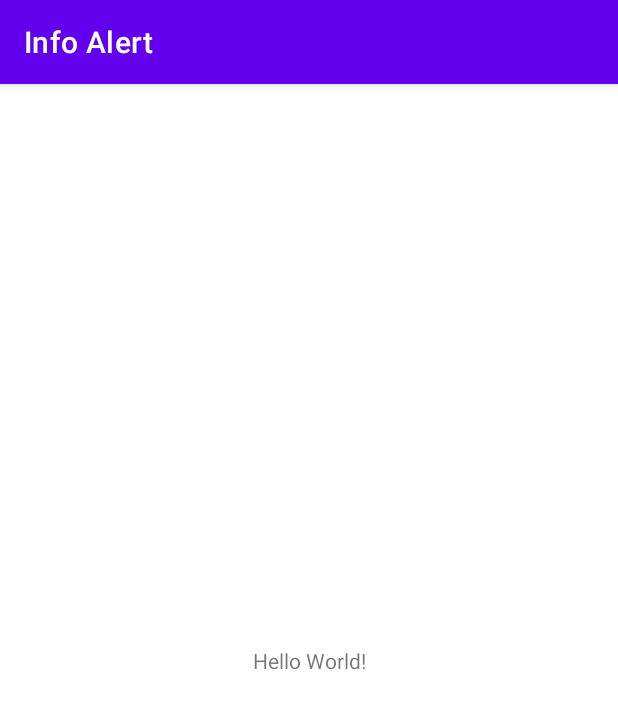
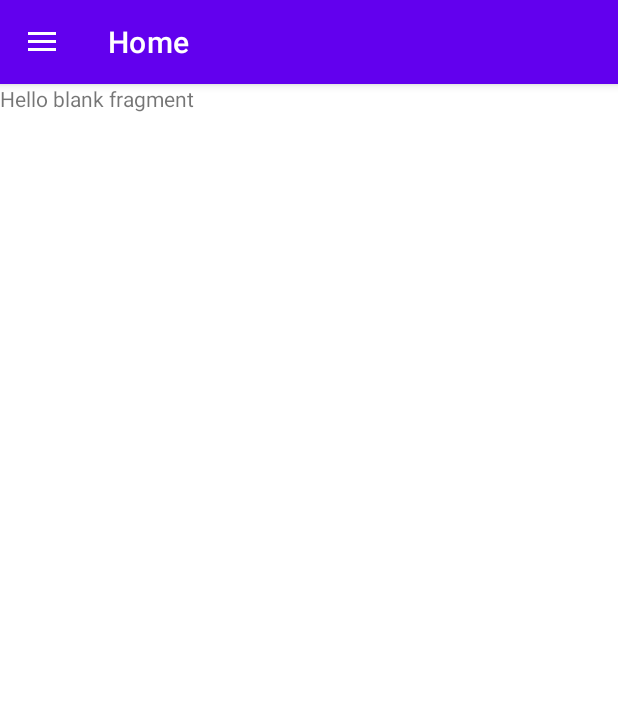
Before and after one commit to nurnobishanto/InfoAlert, an Android app: the MainActivity screen opened directly, with no data from a screen before it, on a phone screen of 412 x 824 dp. Shown: the top 709 px of the screen. Run offline under Robolectric (Android 15) with nearby library versions, the light colour scheme and no system bars.

Commit message:
Main Activity Nav Menu Added

```diff
--- a/app/build.gradle
+++ b/app/build.gradle
@@ -32,6 +32,7 @@ dependencies {
     implementation 'androidx.appcompat:appcompat:1.4.1'
     implementation 'com.google.android.material:material:1.5.0'
     implementation 'androidx.constraintlayout:constraintlayout:2.1.3'
+    implementation 'androidx.legacy:legacy-support-v4:1.0.0'
     testImplementation 'junit:junit:4.+'
     androidTestImplementation 'androidx.test.ext:junit:1.1.3'
     androidTestImplementation 'androidx.test.espresso:espresso-core:3.4.0'
--- a/app/src/main/AndroidManifest.xml
+++ b/app/src/main/AndroidManifest.xml
@@ -21,8 +21,8 @@
         </activity>
         <activity
             android:name=".MainActivity"
-            android:exported="true">
-        </activity>
+            android:exported="true"
+            android:theme="@style/Theme.InfoAlert.NoActionBar"/>
     </application>
 
 </manifest>
--- /dev/null
+++ b/app/src/main/java/com/nurnobishanto/infoalert/Fragment/HomeFragment.java
@@ -0,0 +1,25 @@
+package com.nurnobishanto.infoalert.Fragment;
+
+import android.os.Bundle;
+
+import androidx.fragment.app.Fragment;
+
+import android.view.LayoutInflater;
+import android.view.View;
+import android.view.ViewGroup;
+
+import com.nurnobishanto.infoalert.R;
+
+
+public class HomeFragment extends Fragment {
+
+
+    @Override
+    public View onCreateView(LayoutInflater inflater, ViewGroup container,
+                             Bundle savedInstanceState) {
+        // Inflate the layout for this fragment
+        View view = inflater.inflate(R.layout.fragment_home, container, false);
+
+        return view;
+    }
+}
--- a/app/src/main/java/com/nurnobishanto/infoalert/MainActivity.java
+++ b/app/src/main/java/com/nurnobishanto/infoalert/MainActivity.java
@@ -1,14 +1,80 @@
 package com.nurnobishanto.infoalert;
 
+import androidx.annotation.NonNull;
+import androidx.appcompat.app.ActionBarDrawerToggle;
 import androidx.appcompat.app.AppCompatActivity;
+import androidx.appcompat.widget.Toolbar;
+import androidx.core.view.GravityCompat;
+import androidx.drawerlayout.widget.DrawerLayout;
 
 import android.os.Bundle;
+import android.os.Handler;
+import android.os.Looper;
+import android.view.MenuItem;
+import android.widget.Toast;
+
+import com.google.android.material.navigation.NavigationView;
+import com.nurnobishanto.infoalert.Fragment.HomeFragment;
 
 public class MainActivity extends AppCompatActivity {
+
+    ActionBarDrawerToggle toggle;
 
     @Override
     protected void onCreate(Bundle savedInstanceState) {
         super.onCreate(savedInstanceState);
         setContentView(R.layout.activity_main);
+        Toolbar toolbar = findViewById(R.id.toolbar);
+        setSupportActionBar(toolbar);
+
+        DrawerLayout drawer = findViewById(R.id.drawer_layout);
+        NavigationView navigationView = findViewById(R.id.nav_view);
+
+        toggle = new ActionBarDrawerToggle(this, drawer, toolbar, R.string.open, R.string.close);
+        drawer.addDrawerListener(toggle);
+        toggle.syncState();
+        getSupportActionBar().setTitle("Home");
+        getSupportFragmentManager().beginTransaction().replace(R.id.frame_container,
+                new HomeFragment()).commit();
+
+        navigationView.setNavigationItemSelectedListener(new NavigationView.OnNavigationItemSelectedListener() {
+            @Override
+            public boolean onNavigationItemSelected(@NonNull MenuItem item) {
+                switch (item.getItemId()) {
+                    case R.id.nav_home:
+                        drawer.closeDrawer(GravityCompat.START);
+                        getSupportActionBar().setTitle("Home");
+                        getSupportFragmentManager().beginTransaction().replace(R.id.frame_container,
+                                new HomeFragment()).commit();
+                        break;
+
+                }
+                return true;
+            }
+        });
+    }
+    boolean doubleBackToExitPressedOnce = false;
+
+    @Override
+    public void onBackPressed() {
+        getSupportActionBar().setTitle("Home");
+        getSupportFragmentManager().beginTransaction().replace(R.id.frame_container,
+                new HomeFragment()).commit();
+        if (doubleBackToExitPressedOnce) {
+
+            super.onBackPressed();
+            return;
+        }
+
+        this.doubleBackToExitPressedOnce = true;
+        Toast.makeText(this, "Please click BACK again to exit", Toast.LENGTH_SHORT).show();
+
+        new Handler(Looper.getMainLooper()).postDelayed(new Runnable() {
+
+            @Override
+            public void run() {
+                doubleBackToExitPressedOnce=false;
+            }
+        }, 2000);
     }
 }
--- a/app/src/main/res/layout/activity_main.xml
+++ b/app/src/main/res/layout/activity_main.xml
@@ -1,18 +1,25 @@
 <?xml version="1.0" encoding="utf-8"?>
-<androidx.constraintlayout.widget.ConstraintLayout xmlns:android="http://schemas.android.com/apk/res/android"
+<androidx.drawerlayout.widget.DrawerLayout xmlns:android="http://schemas.android.com/apk/res/android"
     xmlns:app="http://schemas.android.com/apk/res-auto"
     xmlns:tools="http://schemas.android.com/tools"
+    android:id="@+id/drawer_layout"
     android:layout_width="match_parent"
     android:layout_height="match_parent"
-    tools:context=".MainActivity">
+    android:fitsSystemWindows="true"
+    tools:openDrawer="start">
 
-    <TextView
+    <include
+        android:id="@+id/app_bar_main"
+        layout="@layout/app_bar_main"
+        android:layout_width="match_parent"
+        android:layout_height="match_parent" />
+
+    <com.google.android.material.navigation.NavigationView
+        android:id="@+id/nav_view"
         android:layout_width="wrap_content"
-        android:layout_height="wrap_content"
-        android:text="Hello World!"
-        app:layout_constraintBottom_toBottomOf="parent"
-        app:layout_constraintLeft_toLeftOf="parent"
-        app:layout_constraintRight_toRightOf="parent"
-        app:layout_constraintTop_toTopOf="parent" />
-
-</androidx.constraintlayout.widget.ConstraintLayout>
+        android:layout_height="match_parent"
+        android:layout_gravity="start"
+        android:fitsSystemWindows="true"
+        app:headerLayout="@layout/nav_header_main"
+        app:menu="@menu/activity_main_drawer" />
+</androidx.drawerlayout.widget.DrawerLayout>
--- /dev/null
+++ b/app/src/main/res/layout/app_bar_main.xml
@@ -0,0 +1,30 @@
+<?xml version="1.0" encoding="utf-8"?>
+<LinearLayout
+    xmlns:android="http://schemas.android.com/apk/res/android"
+    xmlns:app="http://schemas.android.com/apk/res-auto"
+    xmlns:tools="http://schemas.android.com/tools"
+    android:layout_width="match_parent"
+    android:layout_height="match_parent"
+    android:orientation="vertical"
+    tools:context=".MainActivity">
+
+    <com.google.android.material.appbar.AppBarLayout
+        android:layout_width="match_parent"
+        android:layout_height="wrap_content"
+        android:theme="@style/Theme.InfoAlert.AppBarOverlay">
+
+        <androidx.appcompat.widget.Toolbar
+            android:id="@+id/toolbar"
+            android:layout_width="match_parent"
+            android:layout_height="?attr/actionBarSize"
+            android:background="?attr/colorPrimary"
+            app:popupTheme="@style/Theme.InfoAlert.PopupOverlay" />
+
+    </com.google.android.material.appbar.AppBarLayout>
+
+    <include
+        layout="@layout/content_main"
+        android:layout_width="match_parent"
+        android:layout_height="match_parent" />
+
+</LinearLayout>
--- /dev/null
+++ b/app/src/main/res/layout/content_main.xml
@@ -0,0 +1,13 @@
+<?xml version="1.0" encoding="utf-8"?>
+<RelativeLayout xmlns:android="http://schemas.android.com/apk/res/android"
+    android:layout_width="match_parent"
+    android:layout_height="match_parent"
+    xmlns:app="http://schemas.android.com/apk/res-auto">
+    <FrameLayout
+        android:layout_alignParentTop="true"
+        android:layout_width="match_parent"
+        android:layout_height="match_parent"
+        android:id="@+id/frame_container">
+    </FrameLayout>
+
+</RelativeLayout>
--- /dev/null
+++ b/app/src/main/res/layout/fragment_home.xml
@@ -0,0 +1,14 @@
+<?xml version="1.0" encoding="utf-8"?>
+<FrameLayout xmlns:android="http://schemas.android.com/apk/res/android"
+    xmlns:tools="http://schemas.android.com/tools"
+    android:layout_width="match_parent"
+    android:layout_height="match_parent"
+    tools:context=".Fragment.HomeFragment">
+
+    <!-- TODO: Update blank fragment layout -->
+    <TextView
+        android:layout_width="match_parent"
+        android:layout_height="match_parent"
+        android:text="@string/hello_blank_fragment" />
+
+</FrameLayout>
--- /dev/null
+++ b/app/src/main/res/layout/nav_header_main.xml
@@ -0,0 +1,22 @@
+<?xml version="1.0" encoding="utf-8"?>
+<LinearLayout xmlns:android="http://schemas.android.com/apk/res/android"
+    xmlns:app="http://schemas.android.com/apk/res-auto"
+    android:layout_width="match_parent"
+    android:layout_height="200dp"
+    android:background="#DCDCDC"
+    android:gravity="bottom"
+    android:orientation="vertical"
+    android:padding="16dp"
+    android:theme="@style/ThemeOverlay.AppCompat.Dark">
+    <ImageView
+        android:layout_width="80dp"
+        android:layout_height="80dp"
+        android:src="@mipmap/ic_launcher"/>
+    <TextView
+        android:layout_width="match_parent"
+        android:layout_height="wrap_content"
+        android:text="@string/app_name"
+        android:textColor="@color/black"
+        android:textSize="18sp"/>
+
+</LinearLayout>
--- /dev/null
+++ b/app/src/main/res/menu/activity_main_drawer.xml
@@ -0,0 +1,27 @@
+<?xml version="1.0" encoding="utf-8"?>
+<menu xmlns:android="http://schemas.android.com/apk/res/android"
+    xmlns:tools="http://schemas.android.com/tools"
+    tools:showIn="navigation_view">
+
+    <group
+        android:checkableBehavior="single">
+        <item
+            android:id="@+id/nav_home"
+            android:title="Home" />
+        <item
+            android:id="@+id/nav_problem_list"
+            android:title="Problem List" />
+        <item
+            android:id="@+id/nav_necessary"
+            android:title="Necessary Help" />
+        <item
+            android:id="@+id/nav_app_related"
+            android:title="App Related Help" />
+        <item
+            android:id="@+id/nav_about"
+            android:title="About Us" />
+        <item
+            android:id="@+id/nav_rate_us"
+            android:title="Rate Us" />
+    </group>
+</menu>
--- a/app/src/main/res/values/strings.xml
+++ b/app/src/main/res/values/strings.xml
@@ -1,3 +1,7 @@
 <resources>
     <string name="app_name">Info Alert</string>
+    <string name="open">Open</string>
+    <string name="close">Close</string>
+    <!-- TODO: Remove or change this placeholder text -->
+    <string name="hello_blank_fragment">Hello blank fragment</string>
 </resources>
--- a/app/src/main/res/values/themes.xml
+++ b/app/src/main/res/values/themes.xml
@@ -13,4 +13,10 @@
         <item name="android:statusBarColor" tools:targetApi="l">?attr/colorPrimaryVariant</item>
         <!-- Customize your theme here. -->
     </style>
+    <style name="Theme.InfoAlert.AppBarOverlay" parent="ThemeOverlay.AppCompat.Dark.ActionBar" />
+    <style name="Theme.InfoAlert.PopupOverlay" parent="ThemeOverlay.AppCompat.Light" />
+    <style name="Theme.InfoAlert.NoActionBar">
+        <item name="windowActionBar">false</item>
+        <item name="windowNoTitle">true</item>
+    </style>
 </resources>
```
